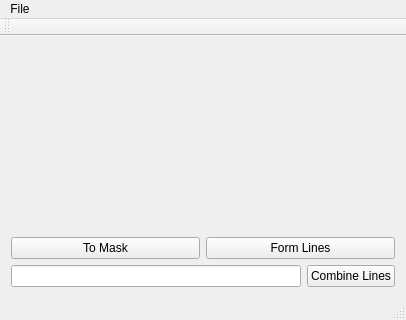
Above: mainwindow.ui from maks-bond/ImageEdgesVectorization before the change. Below: the same form after it.
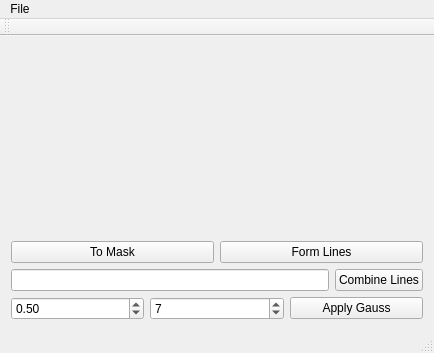
That is the form after the change.

Commit message: Gauss implemented

```diff
--- a/mainwindow.ui
+++ b/mainwindow.ui
@@ -6,8 +6,8 @@
    <rect>
     <x>0</x>
     <y>0</y>
-    <width>406</width>
-    <height>320</height>
+    <width>434</width>
+    <height>353</height>
    </rect>
   </property>
   <property name="maximumSize">
@@ -20,7 +20,9 @@
    <string>MainWindow</string>
   </property>
   <widget class="QWidget" name="centralWidget">
-   <layout class="QVBoxLayout" name="verticalLayout_2" stretch="1,0">
+   <layout class="QVBoxLayout" name="verticalLayout_3">
+    <item>
+     <layout class="QVBoxLayout" name="verticalLayout_2" stretch="10,1">
     <item>
      <widget class="QLabel" name="label">
       <property name="text">
@@ -66,6 +68,48 @@
         </item>
        </layout>
       </item>
+        <item>
+         <layout class="QHBoxLayout" name="horizontalLayout_3">
+          <item>
+           <widget class="QDoubleSpinBox" name="spinDeviation">
+            <property name="minimum">
+             <double>0.010000000000000</double>
+            </property>
+            <property name="maximum">
+             <double>10.000000000000000</double>
+            </property>
+            <property name="value">
+             <double>0.500000000000000</double>
+            </property>
+           </widget>
+          </item>
+          <item>
+           <widget class="QSpinBox" name="spinValues">
+            <property name="minimum">
+             <number>1</number>
+            </property>
+            <property name="maximum">
+             <number>23</number>
+            </property>
+            <property name="singleStep">
+             <number>2</number>
+            </property>
+            <property name="value">
+             <number>7</number>
+            </property>
+           </widget>
+          </item>
+          <item>
+           <widget class="QPushButton" name="buttonGauss">
+            <property name="text">
+             <string>Apply Gauss</string>
+            </property>
+           </widget>
+          </item>
+         </layout>
+        </item>
+       </layout>
+      </item>
      </layout>
     </item>
    </layout>
@@ -75,7 +119,7 @@
     <rect>
      <x>0</x>
      <y>0</y>
-     <width>406</width>
+     <width>434</width>
      <height>21</height>
     </rect>
    </property>
```
Lines whose indentation alone changed are shown as unchanged. The commit also changes 7 other files.
